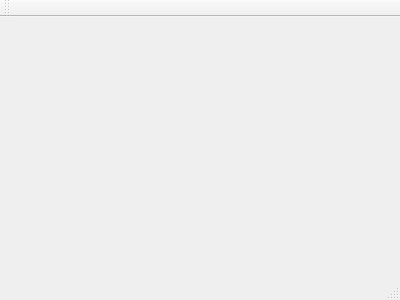
GrizzantStudio/ThatsPoker, file ThatsPoker/mainwindow.ui: the form before one commit.
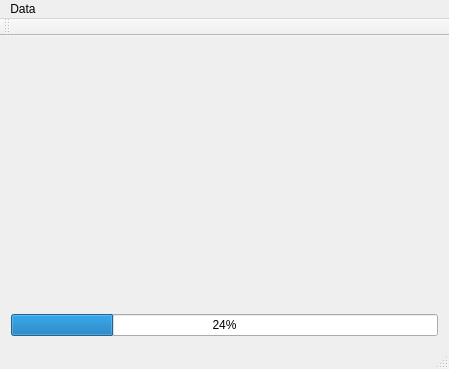
The form after the commit.

Diff of the .ui file:
```diff
--- a/ThatsPoker/mainwindow.ui
+++ b/ThatsPoker/mainwindow.ui
@@ -1,24 +1,79 @@
 <ui version="4.0">
  <class>MainWindow</class>
- <widget class="QMainWindow" name="MainWindow" >
-  <property name="geometry" >
+ <widget class="QMainWindow" name="MainWindow">
+  <property name="geometry">
    <rect>
     <x>0</x>
     <y>0</y>
-    <width>400</width>
-    <height>300</height>
+    <width>449</width>
+    <height>369</height>
    </rect>
   </property>
   <property name="windowTitle" >
    <string>MainWindow</string>
   </property>
-  <widget class="QMenuBar" name="menuBar" />
-  <widget class="QToolBar" name="mainToolBar" />
-  <widget class="QWidget" name="centralWidget" />
-  <widget class="QStatusBar" name="statusBar" />
+  <widget class="QWidget" name="centralWidget">
+   <layout class="QVBoxLayout" name="verticalLayout">
+    <item>
+     <spacer name="verticalSpacer">
+      <property name="orientation">
+       <enum>Qt::Vertical</enum>
+      </property>
+      <property name="sizeHint" stdset="0">
+       <size>
+        <width>20</width>
+        <height>40</height>
+       </size>
+      </property>
+     </spacer>
+    </item>
+    <item>
+     <widget class="QProgressBar" name="m_processorProgressBar">
+      <property name="value">
+       <number>24</number>
+      </property>
+     </widget>
+    </item>
+   </layout>
+  </widget>
+  <widget class="QMenuBar" name="menuBar">
+   <property name="geometry">
+    <rect>
+     <x>0</x>
+     <y>0</y>
+     <width>449</width>
+     <height>21</height>
+    </rect>
+   </property>
+   <widget class="QMenu" name="menuData">
+    <property name="title">
+     <string>Data</string>
+    </property>
+    <addaction name="m_refreshAction"/>
+   </widget>
+   <addaction name="menuData"/>
+  </widget>
+  <widget class="QToolBar" name="mainToolBar">
+   <attribute name="toolBarArea">
+    <enum>TopToolBarArea</enum>
+   </attribute>
+   <attribute name="toolBarBreak">
+    <bool>false</bool>
+   </attribute>
+  </widget>
+  <widget class="QStatusBar" name="statusBar"/>
+  <action name="m_recomputeAction">
+   <property name="text">
+    <string>Recompute</string>
+   </property>
+  </action>
+  <action name="m_refreshAction">
+   <property name="text">
+    <string>Refresh</string>
+   </property>
+  </action>
  </widget>
- <layoutDefault spacing="6" margin="11" />
- <pixmapfunction></pixmapfunction>
+ <layoutdefault spacing="6" margin="11"/>
  <resources/>
  <connections/>
 </ui>
```
Left out of the diff: 25 changed lines with no effect on the pictures.
